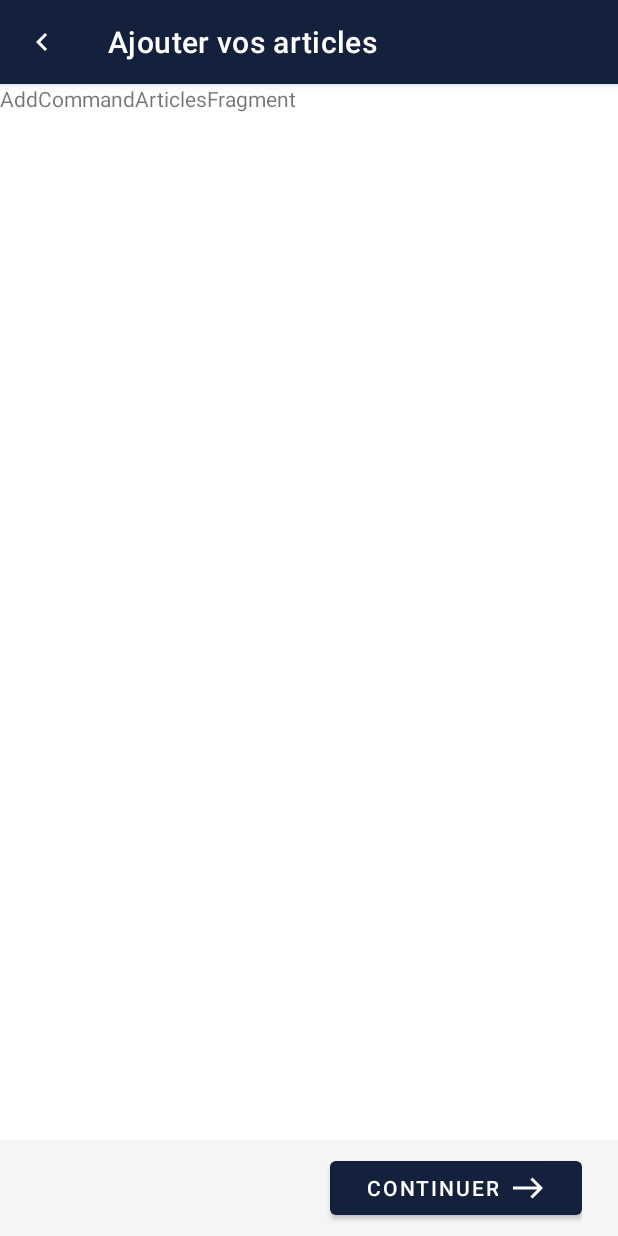
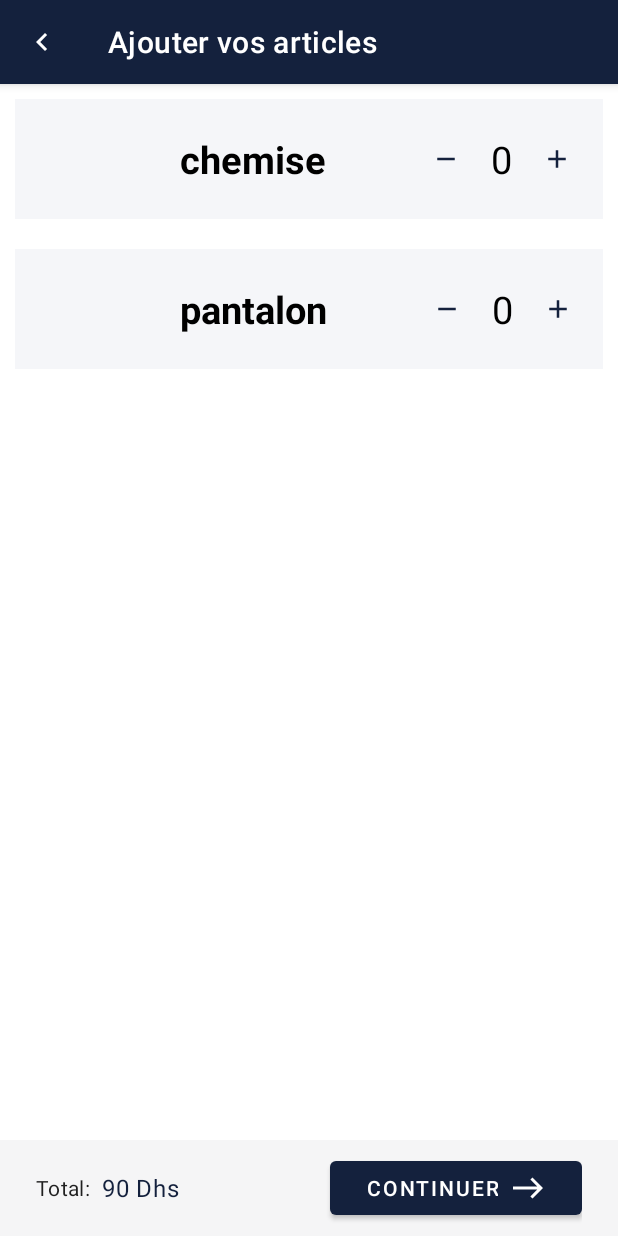
Before and after one commit to naoufalb99/blanchisserie-android, an Android app: the AddCommandArticlesFragment screen opened directly, with no data from a screen before it, on a phone screen of 412 x 824 dp. Run offline under Robolectric (Android 15) with nearby library versions, the phone set to English and light mode, and no system bars; our stand-ins replace Room's generated code.

Commit message:
wip: new command

```diff
--- a/app/src/main/java/iao/master/blanchisserie/fragments/AddCommandArticlesFragment.java
+++ b/app/src/main/java/iao/master/blanchisserie/fragments/AddCommandArticlesFragment.java
@@ -5,14 +5,21 @@ import android.os.Bundle;
 import androidx.annotation.NonNull;
 import androidx.annotation.Nullable;
 import androidx.fragment.app.Fragment;
+import androidx.recyclerview.widget.LinearLayoutManager;
+import androidx.recyclerview.widget.RecyclerView;
 
 import android.view.LayoutInflater;
 import android.view.View;
 import android.view.ViewGroup;
 import android.widget.Button;
 
+import java.util.ArrayList;
+import java.util.List;
+
 import iao.master.blanchisserie.R;
 import iao.master.blanchisserie.activities.NewCommandActivity;
+import iao.master.blanchisserie.adapters.ArticlesAdapter;
+import iao.master.blanchisserie.models.Articles;
 
 
 public class AddCommandArticlesFragment extends Fragment {
@@ -33,5 +40,18 @@ public class AddCommandArticlesFragment extends Fragment {
         newCommandActivity.getButtonContinue().setOnClickListener(v -> {
             newCommandActivity.nextFragment();
         });
+
+        List<Articles> articles = new ArrayList<>();
+        Articles articles1 = new Articles("chemise",15f,"image_chemise");
+        Articles articles2 = new Articles("pantalon",15f,"image_pantalon");
+
+        articles.add(articles1);
+        articles.add(articles2);
+
+        RecyclerView recyclerAddCommandArticles = (RecyclerView) view.findViewById(R.id.recycler_add_command_articles);
+        ArticlesAdapter adapter = new ArticlesAdapter(articles);
+        recyclerAddCommandArticles.setAdapter(adapter);
+        recyclerAddCommandArticles.setLayoutManager(new LinearLayoutManager(getActivity()));
+
     }
 }
--- a/app/src/main/res/layout/activity_new_command.xml
+++ b/app/src/main/res/layout/activity_new_command.xml
@@ -34,18 +34,34 @@
         android:layout_height="wrap_content"
         android:layout_alignParentBottom="true"
         android:background="#F5F5F6"
-        android:orientation="vertical"
         android:paddingStart="24dp"
         android:paddingTop="8dp"
         android:paddingEnd="24dp"
         android:paddingBottom="8dp">
+
+        <TextView
+            android:layout_width="wrap_content"
+            android:layout_height="wrap_content"
+            android:layout_gravity="center"
+            android:textAppearance="?attr/textAppearanceBody2"
+            android:layout_marginRight="8dp"
+            android:text="Total:" />
+
+        <TextView
+            android:layout_width="wrap_content"
+            android:layout_height="wrap_content"
+            android:layout_gravity="center"
+            android:layout_weight="1"
+            android:textAppearance="?attr/textAppearanceBody1"
+            android:textColor="?attr/colorPrimary"
+            android:text="90 Dhs" />
 
         <Button
             android:id="@+id/button_continue"
             style="@style/Widget.MaterialComponents.Button.Icon"
             android:layout_width="wrap_content"
             android:layout_height="wrap_content"
-            android:layout_gravity="end"
+            android:layout_gravity="center"
             android:paddingLeft="24dp"
             android:paddingRight="24dp"
             android:text="Continuer"
--- a/app/src/main/res/layout/fragment_add_command_articles.xml
+++ b/app/src/main/res/layout/fragment_add_command_articles.xml
@@ -5,9 +5,9 @@
     android:layout_height="match_parent"
     tools:context=".fragments.AddCommandArticlesFragment">
 
-    <TextView
+    <androidx.recyclerview.widget.RecyclerView
+        android:id="@+id/recycler_add_command_articles"
         android:layout_width="match_parent"
-        android:layout_height="match_parent"
-        android:text="AddCommandArticlesFragment" />
+        android:layout_height="match_parent" />
 
 </FrameLayout>
```
